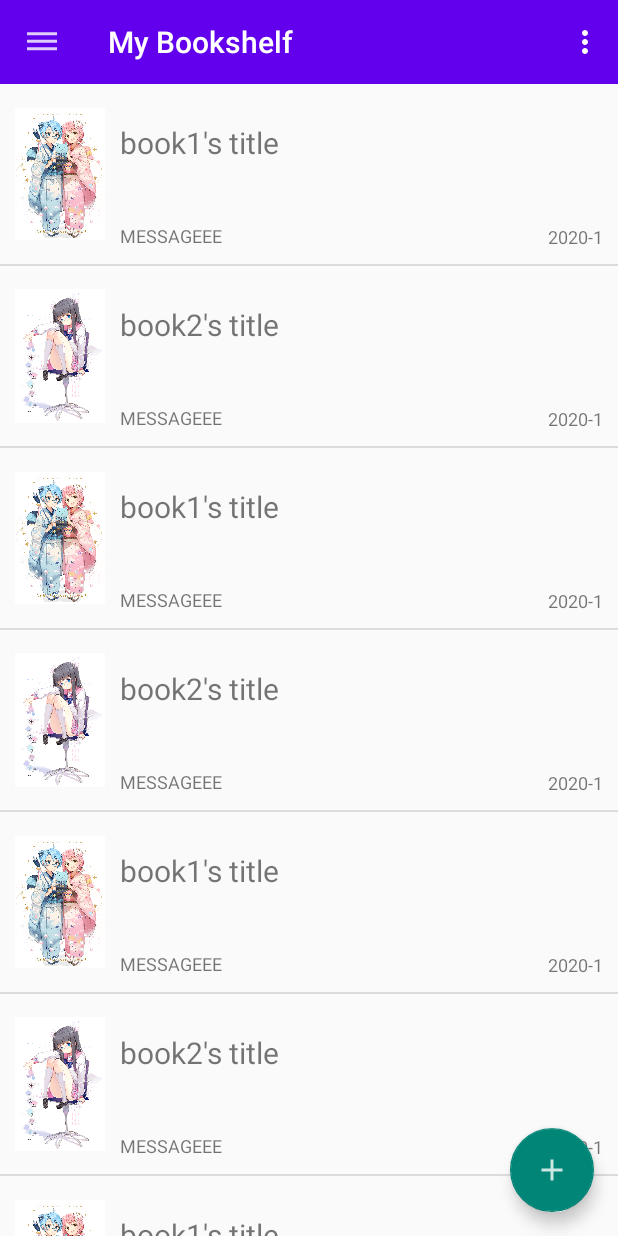
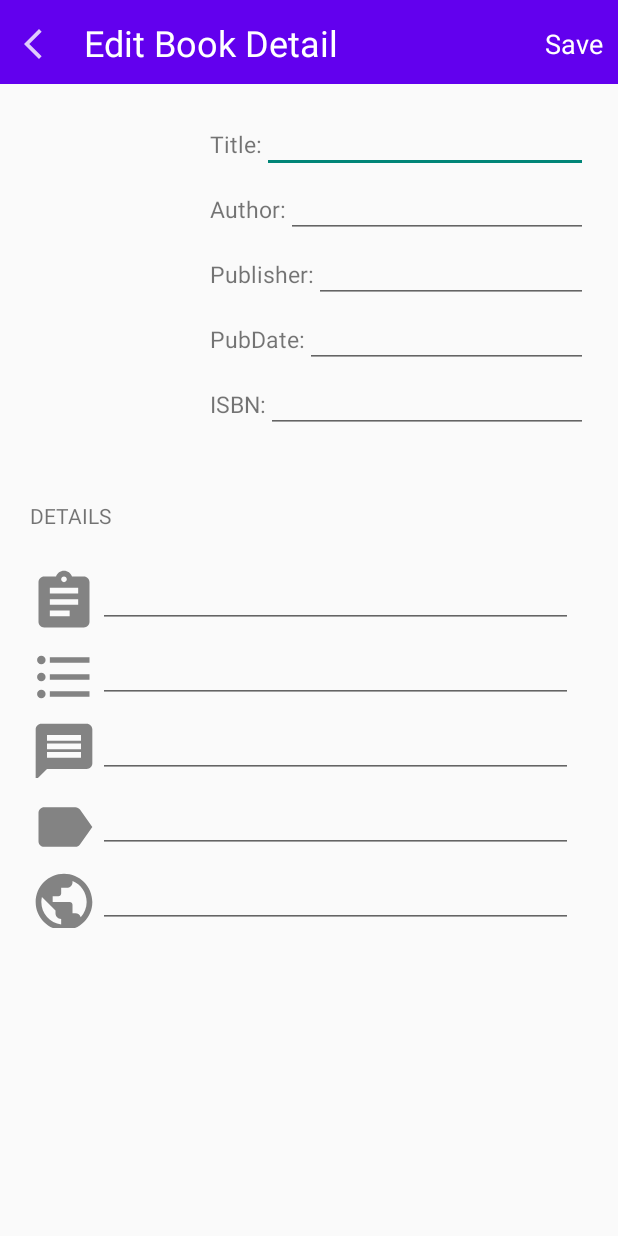
Before and after one commit to Tuckahoes/My_Bookshelf, an Android app: the screen it shows after launch (MainActivity before the commit, Book_Detail after it), after a tap on "Float Button", on a phone screen of 412 x 824 dp. Run offline under Robolectric (Android 15) with nearby library versions, the phone set to English and light mode, and no system bars; 2 other taps on this screen came first.

Commit message:
修改及新建书本信息

```diff
--- a/app/src/main/java/com/example/mybookshelf/Book_Detail.kt
+++ b/app/src/main/java/com/example/mybookshelf/Book_Detail.kt
@@ -1,8 +1,13 @@
 package com.example.mybookshelf
 
+import android.content.Context
 import androidx.appcompat.app.AppCompatActivity
 import android.os.Bundle
+import android.util.Log
 import android.widget.ImageView
+import android.widget.TextView
+import android.widget.Toast
+import org.w3c.dom.Text
 
 class Book_Detail : AppCompatActivity() {
     override fun onCreate(savedInstanceState: Bundle?) {
@@ -14,5 +19,63 @@ class Book_Detail : AppCompatActivity() {
         back.setOnClickListener{
             finish()
         }
+        //接收书本index
+        val bookIndex:Int=intent.getIntExtra("index",0)
+        //获取控件
+        val bookImage=findViewById<ImageView>(R.id.bookImage)
+        val bookTitle=findViewById<TextView>(R.id.bookTitle)
+        val bookAuthor=findViewById<TextView>(R.id.bookAuthor)
+        val bookPubDate=findViewById<TextView>(R.id.bookPubDate)
+        val bookPublisher=findViewById<TextView>(R.id.bookPublisher)
+        val bookISBN=findViewById<TextView>(R.id.bookISBN)
+        val bookCondition=findViewById<TextView>(R.id.bookCondition)
+        val bookPosition=findViewById<TextView>(R.id.bookPosition)
+        val bookNote=findViewById<TextView>(R.id.bookNote)
+        val bookLable=findViewById<TextView>(R.id.bookLable)
+        val bookLink=findViewById<TextView>(R.id.bookLink)
+        if(bookIndex != 0) {
+            //赋值
+            val bookDetail=getSharedPreferences(bookIndex.toString(),Context.MODE_PRIVATE)
+            bookImage.setImageResource(bookDetail.getInt("imageId",-2))
+            bookTitle.text=bookDetail.getString("title","Default Title")
+            bookAuthor.text=bookDetail.getString("author","Default Author")
+            bookPubDate.text=bookDetail.getString("time","0000-0")
+            bookPublisher.text=bookDetail.getString("publisher","Unknown")
+            bookISBN.text=bookDetail.getString("ISBN","00000000")
+            bookCondition.text=bookDetail.getString("condition","Unknown")
+            bookPosition.text=bookDetail.getString("position","Unknown")
+            bookNote.text=bookDetail.getString("note","none")
+            bookLable.text=bookDetail.getString("lable","Unset")
+            bookLink.text=bookDetail.getString("link","Unknown")
+        }
+
+        //save按钮点击事件
+        val save=findViewById<TextView>(R.id.save)
+        save.setOnClickListener {
+            var theBookIndex=0
+            theBookIndex = if(bookIndex != 0) {
+                bookIndex
+            } else {
+                val bookSum=intent.getIntExtra("bookSum",0)
+                val menuEditor=getSharedPreferences("menu", Context.MODE_PRIVATE).edit()
+                menuEditor.putInt("sum",bookSum+1)//总数+1
+                menuEditor.apply()
+                bookSum+1
+            }
+            val bookEditor=getSharedPreferences(theBookIndex.toString(),Context.MODE_PRIVATE).edit()
+            bookEditor.putString("title", bookTitle.text.toString())
+            bookEditor.putString("author",bookAuthor.text.toString())
+            bookEditor.putString("time",bookPubDate.text.toString())
+            bookEditor.putString("publisher",bookPublisher.text.toString())
+            bookEditor.putString("ISBN",bookISBN.text.toString())
+            bookEditor.putString("condition",bookCondition.text.toString())
+            bookEditor.putString("position",bookPosition.text.toString())
+            bookEditor.putString("note",bookNote.text.toString())
+            bookEditor.putString("lable",bookLable.text.toString())
+            bookEditor.putString("link",bookLink.text.toString())
+            //bookEditor.putInt("imageId",bookImage.id)
+            bookEditor.apply()
+            Toast.makeText(this,"data saved",Toast.LENGTH_SHORT).show()
+        }
     }
 }
--- a/app/src/main/java/com/example/mybookshelf/MainActivity.kt
+++ b/app/src/main/java/com/example/mybookshelf/MainActivity.kt
@@ -1,9 +1,11 @@
 package com.example.mybookshelf
 
 import android.app.Activity
+import android.content.Context
 import android.content.Intent
 import androidx.appcompat.app.AppCompatActivity
 import android.os.Bundle
+import android.util.Log
 import android.view.*
 import androidx.appcompat.widget.Toolbar
 import android.widget.*
@@ -28,14 +30,65 @@ class MainActivity : AppCompatActivity() {
             it.setDisplayHomeAsUpEnabled(true)
             it.setHomeAsUpIndicator(R.drawable.ic_nav_menu)
         }
+
+        //“目录”文件
+        val menuEditor=getSharedPreferences("menu", Context.MODE_PRIVATE).edit()
+        menuEditor.putInt("sum",2)
+        menuEditor.apply()
+        //在内存中添加一些书本信息
+//        var bookEditor=getSharedPreferences("1", Context.MODE_PRIVATE).edit()
+//        bookEditor.putString("title","Kokomi Love Ayaka!")
+//        bookEditor.putInt("imageId",R.drawable.book1)
+//        bookEditor.putString("author","Tuckahoe")
+//        bookEditor.putString("time","2022-11")
+//        bookEditor.putString("publisher","ZhuHai Publisher")
+//        bookEditor.putString("ISBN","20013289")
+//        bookEditor.putString("condition","Reading")
+//        bookEditor.putString("position","Default Bookshelf")
+//        bookEditor.putString("note","Notes")
+//        bookEditor.putString("lable","fiction")
+//        bookEditor.putString("link","http://tuckahoes")
+//        bookEditor.putInt("index",1)
+//        bookEditor.apply()
+//        bookEditor=getSharedPreferences("2", Context.MODE_PRIVATE).edit()
+//        bookEditor.putString("title","决战!Ayaka!")
+//        bookEditor.putInt("imageId",R.drawable.book2)
+//        bookEditor.putString("author","Kokomi")
+//        bookEditor.putString("time","2020-10")
+//        bookEditor.putString("publisher","XiuShan Publisher")
+//        bookEditor.putString("ISBN","20013289")
+//        bookEditor.putString("condition","Unread")
+//        bookEditor.putString("position","Default Bookshelf")
+//        bookEditor.putString("note","Notes")
+//        bookEditor.putString("lable","fiction")
+//        bookEditor.putString("link","http://tuckahoes")
+//        bookEditor.putInt("index",2)
+//        bookEditor.apply()
+
+        //从目录文件中读取书本数量等信息
+        val bookMenu=getSharedPreferences("menu",Context.MODE_PRIVATE)
+        val bookSum=bookMenu.getInt("sum",0)
+
         //初始化书本数据
-        initBook()
+        repeat(5){
+            for(i in 1..bookSum){
+                val bookMessage=getSharedPreferences(i.toString(),Context.MODE_PRIVATE)
+                val bookTitle=bookMessage.getString("title","Default Title")
+                val bookImageId=bookMessage.getInt("imageId",0)
+                val bookAuthor=bookMessage.getString("author","Author")
+                val bookTime=bookMessage.getString("time","0000-0")
+                val bookIndex=bookMessage.getInt("index",-1)
+                bookList.add(Book(bookTitle.toString(),bookImageId,bookAuthor.toString(),bookTime.toString(),bookIndex))
+            }
+        }
         val adapter=BookAdapter(this,R.layout.books_meau,bookList)
         val listView: ListView =findViewById(R.id.listView)
         listView.adapter=adapter
-            //主页面书本点击事件
+        //主页面书本点击事件
         listView.setOnItemClickListener{parent,view,position,id->
             val intent = Intent(this,Book_Detail::class.java)
+            val clickedBook = bookList[position]
+            intent.putExtra("index",clickedBook.index)
             startActivity(intent)
         }
 
@@ -48,20 +101,22 @@ class MainActivity : AppCompatActivity() {
             drawerLayout.closeDrawers()
             true
         }
-        //悬浮按钮点击事件
+        //点击悬浮按钮添加书本
         val fab=findViewById<FloatingActionButton>(R.id.fab)
         fab.setOnClickListener {
-            Toast.makeText(this,"FAB clicked",Toast.LENGTH_SHORT).show()
+            val intent =Intent(this,Book_Detail::class.java)
+            intent.putExtra("index",0)
+            intent.putExtra("bookSum",bookSum)
+            startActivity(intent)
         }
     }
 
-    //加载布局文件
+    //加载抽屉菜单栏布局文件
     override fun onCreateOptionsMenu(menu: Menu?): Boolean {
         menuInflater.inflate(R.menu.toolbar,menu)
         return true
     }
-
-    //加入菜单项点击事件
+    //菜单项点击事件
     override fun onOptionsItemSelected(item: MenuItem): Boolean {
         val drawerLayout =findViewById<DrawerLayout>(R.id.drawerLayout)
         when (item.itemId) {
@@ -71,24 +126,14 @@ class MainActivity : AppCompatActivity() {
         }
         return true
     }
-
-
-
-    private fun initBook() {
-        repeat(5) {
-            bookList.add(Book("book1's title",R.drawable.book1,"author1","2020-1"))
-            bookList.add(Book("book2's title",R.drawable.book2,"author2","2020-2"))
-        }
-    }
 }
 
-//书类,属性为书名、图片ID、书的信息（作者等）、出版时间
-class Book(var title:String, var imageId: Int,var message:String, var time:String )
-
+//书类,属性为书名、图片ID、书的信息（作者等）、出版时间、索引值
+class Book(var title:String, var imageId: Int,var author:String, var time:String,val index:Int )
 //适配器
 class BookAdapter(activity:Activity,val resourceId:Int ,data:List<Book>):
         ArrayAdapter<Book>(activity,resourceId,data) {
-    inner class ViewHolder(val bookImage:ImageView,val bookTitle:TextView)
+    inner class ViewHolder(val bookImage:ImageView,val bookTitle:TextView,val bookAuthor:TextView,val bookTime:TextView)
             override fun getView(position: Int, convertView: View?, parent: ViewGroup): View {
                 val view:View
                 val viewHolder:ViewHolder
@@ -96,7 +141,9 @@ class BookAdapter(activity:Activity,val resourceId:Int ,data:List<Book>):
                     view = LayoutInflater.from(context).inflate(resourceId,parent,false)
                     val bookImage:ImageView=view.findViewById(R.id.book_image)
                     val bookTitle: TextView=view.findViewById(R.id.book_title)
-                    viewHolder=ViewHolder(bookImage,bookTitle)
+                    val bookAuthor:TextView=view.findViewById(R.id.book_author)
+                    val bookTime:TextView=view.findViewById(R.id.book_time)
+                    viewHolder=ViewHolder(bookImage,bookTitle,bookAuthor,bookTime)
                     view.tag=viewHolder
                 }else{
                     view = convertView
@@ -106,6 +153,8 @@ class BookAdapter(activity:Activity,val resourceId:Int ,data:List<Book>):
                 if(book!=null) {
                     viewHolder.bookImage.setImageResource(book.imageId)
                     viewHolder.bookTitle.text=book.title
+                    viewHolder.bookAuthor.text=book.author
+                    viewHolder.bookTime.text=book.time
                 }
             return view
             }
--- a/app/src/main/res/layout/activity_book_detail.xml
+++ b/app/src/main/res/layout/activity_book_detail.xml
@@ -54,9 +54,9 @@
         android:layout_marginEnd="20dp">
 
         <ImageView
+            android:id="@+id/bookImage"
             android:layout_width="120dp"
             android:layout_height="170dp"
-            android:src="@drawable/book1"
             android:layout_margin="10dp"/>
 
         <!--书本各项信息-->
@@ -78,6 +78,7 @@
                     android:paddingTop="8dp"
                     android:text="Title:"/>
                 <EditText
+                    android:id="@+id/bookTitle"
                     android:layout_width="0dp"
                     android:layout_height="40dp"
                     android:layout_weight="1"/>
@@ -94,6 +95,7 @@
                     android:paddingTop="8dp"
                     android:text="Author:"/>
                 <EditText
+                    android:id="@+id/bookAuthor"
                     android:layout_width="0dp"
                     android:layout_height="40dp"
                     android:layout_weight="1"/>
@@ -110,6 +112,7 @@
                     android:paddingTop="8dp"
                     android:text="Publisher:"/>
                 <EditText
+                    android:id="@+id/bookPublisher"
                     android:layout_width="0dp"
                     android:layout_height="40dp"
                     android:layout_weight="1"/>
@@ -126,10 +129,7 @@
                     android:paddingTop="8dp"
                     android:text="PubDate:"/>
                 <EditText
-                    android:layout_width="0dp"
-                    android:layout_height="40dp"
-                    android:layout_weight="1"/>
-                <EditText
+                    android:id="@+id/bookPubDate"
                     android:layout_width="0dp"
                     android:layout_height="40dp"
                     android:layout_weight="1"/>
@@ -146,6 +146,7 @@
                     android:paddingTop="8dp"
                     android:text="ISBN:"/>
                 <EditText
+                    android:id="@+id/bookISBN"
                     android:layout_width="0dp"
                     android:layout_height="40dp"
                     android:layout_weight="1"/>
@@ -183,6 +184,7 @@
                 android:layout_height="45dp"
                 android:src="@drawable/ic_reading_con"/>
             <EditText
+                android:id="@+id/bookCondition"
                 android:layout_width="0dp"
                 android:layout_height="match_parent"
                 android:layout_weight="1"/>
@@ -196,6 +198,7 @@
                 android:layout_height="45dp"
                 android:src="@drawable/ic_shelf"/>
             <EditText
+                android:id="@+id/bookPosition"
                 android:layout_width="0dp"
                 android:layout_height="match_parent"
                 android:layout_weight="1"/>
@@ -209,6 +212,7 @@
                 android:layout_height="45dp"
                 android:src="@drawable/ic_note"/>
             <EditText
+                android:id="@+id/bookNote"
                 android:layout_width="0dp"
                 android:layout_height="match_parent"
                 android:layout_weight="1"/>
@@ -222,6 +226,7 @@
                 android:layout_height="45dp"
                 android:src="@drawable/ic_nav_lable"/>
             <EditText
+                android:id="@+id/bookLable"
                 android:layout_width="0dp"
                 android:layout_height="match_parent"
                 android:layout_weight="1"/>
@@ -235,6 +240,7 @@
                 android:layout_height="45dp"
                 android:src="@drawable/ic_nav_intnet"/>
             <EditText
+                android:id="@+id/bookLink"
                 android:layout_width="0dp"
                 android:layout_height="match_parent"
                 android:layout_weight="1"/>
--- a/app/src/main/res/layout/books_meau.xml
+++ b/app/src/main/res/layout/books_meau.xml
@@ -19,19 +19,17 @@
         android:layout_toEndOf="@id/book_image"
         android:layout_marginStart="10dp"
         android:layout_marginTop="25dp"
-        android:textSize="20sp"
-        android:text="TITLEEEE" />
+        android:textSize="20sp" />
 
     <TextView
-        android:id="@+id/book_message"
+        android:id="@+id/book_author"
         android:layout_width="wrap_content"
         android:layout_height="wrap_content"
         android:layout_toEndOf="@id/book_image"
         android:layout_below="@id/book_title"
         android:layout_marginStart="10dp"
         android:layout_marginTop="40dp"
-        android:textSize="12sp"
-        android:text="MESSAGEEE" />
+        android:textSize="12sp" />
 
     <TextView
         android:id="@+id/book_time"
@@ -41,7 +39,6 @@
         android:layout_alignParentBottom="true"
         android:layout_marginEnd="10dp"
         android:layout_marginBottom="10dp"
-        android:textSize="12sp"
-        android:text="2020-1" />
+        android:textSize="12sp"/>
 
 </RelativeLayout>
```
